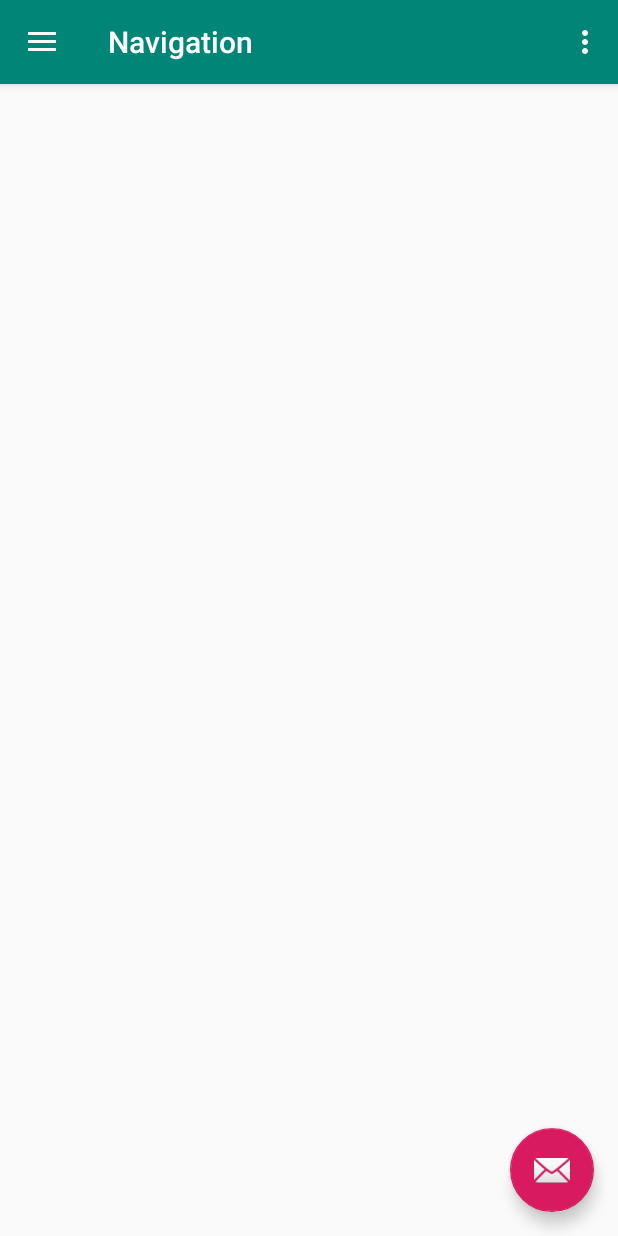
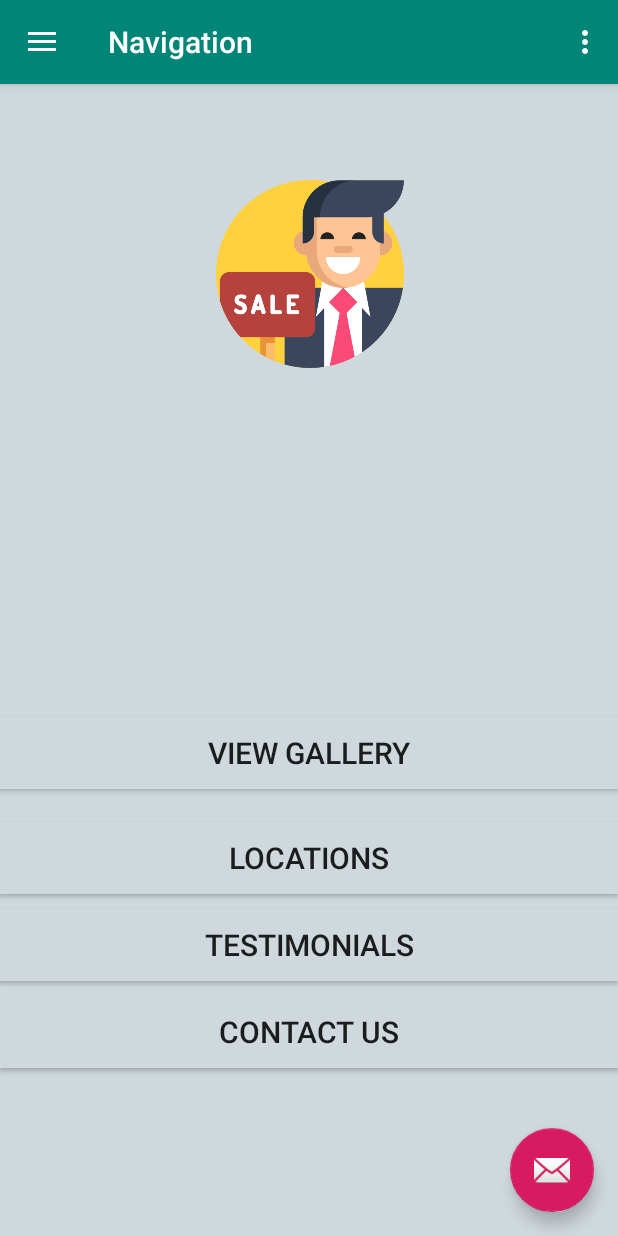
Before and after one commit to FullFrontal92/aRealEstate, an Android app: the Navigation screen opened directly, with no data from a screen before it, in the side drawer, after a tap on "Tools", on a phone screen of 412 x 824 dp. Run offline under Robolectric (Android 15) with nearby library versions, the phone set to English and light mode, and no system bars.

Commit message:
other screen done

```diff
--- a/app/src/main/java/com/example/adambenyahia/podbuilders/MainActivity.java
+++ b/app/src/main/java/com/example/adambenyahia/podbuilders/MainActivity.java
@@ -1,5 +1,6 @@
 package com.example.adambenyahia.podbuilders;
 
+import android.content.Intent;
 import android.os.Bundle;
 import android.support.design.widget.FloatingActionButton;
 import android.support.design.widget.Snackbar;
@@ -43,6 +44,8 @@ public class MainActivity extends AppCompatActivity {
 
         if (email.equals(authmail) && pass.equals(authpass)){
 
+            Intent intent = new Intent(this,Navigation.class);
+            startActivity(intent);
 
         }
         else {
--- a/app/src/main/java/com/example/adambenyahia/podbuilders/Navigation.java
+++ b/app/src/main/java/com/example/adambenyahia/podbuilders/Navigation.java
@@ -80,13 +80,13 @@ public class Navigation extends AppCompatActivity
         // Handle navigation view item clicks here.
         int id = item.getItemId();
 
-        if (id == R.id.nav_camera) {
+        if (id == R.id.view_gallery) {
             // Handle the camera action
-        } else if (id == R.id.nav_gallery) {
+        } else if (id == R.id.our_locations) {
 
-        } else if (id == R.id.nav_slideshow) {
+        } else if (id == R.id.testimonials) {
 
-        } else if (id == R.id.nav_manage) {
+        } else if (id == R.id.contact) {
 
         } else if (id == R.id.nav_share) {
 
--- a/app/src/main/res/layout/content_navigation.xml
+++ b/app/src/main/res/layout/content_navigation.xml
@@ -4,8 +4,72 @@
     xmlns:tools="http://schemas.android.com/tools"
     android:layout_width="match_parent"
     android:layout_height="match_parent"
+    android:background="#CFD8DC"
     app:layout_behavior="@string/appbar_scrolling_view_behavior"
     tools:context=".Navigation"
     tools:showIn="@layout/app_bar_navigation">
 
+    <ImageView
+        android:id="@+id/imageView2"
+        android:layout_width="125dp"
+        android:layout_height="125dp"
+        android:layout_marginStart="8dp"
+        android:layout_marginTop="64dp"
+        android:layout_marginEnd="8dp"
+        app:layout_constraintEnd_toEndOf="parent"
+        app:layout_constraintHorizontal_bias="0.502"
+        app:layout_constraintStart_toStartOf="parent"
+        app:layout_constraintTop_toTopOf="parent"
+        app:srcCompat="@drawable/estate_agent" />
+
+    <Button
+        android:id="@+id/button2"
+        android:layout_width="match_parent"
+        android:layout_height="wrap_content"
+        android:layout_marginTop="10dp"
+        android:layout_marginBottom="2dp"
+        android:background="#CFD8DC"
+        android:text="View Gallery"
+        android:onClick="viewgallery"
+        android:textSize="20sp"
+        app:layout_constraintBottom_toTopOf="@+id/button3"
+        app:layout_constraintTop_toBottomOf="@+id/imageView2"
+        app:layout_constraintVertical_bias="0.918"
+        tools:layout_editor_absoluteX="0dp" />
+
+    <Button
+        android:id="@+id/button3"
+        android:layout_width="match_parent"
+        android:layout_height="wrap_content"
+        android:layout_marginBottom="10dp"
+        android:background="#CFD8DC"
+        android:text="Locations"
+        android:onClick="locations"
+        android:textSize="20sp"
+        app:layout_constraintBottom_toTopOf="@+id/button4"
+        tools:layout_editor_absoluteX="0dp" />
+
+    <Button
+        android:id="@+id/button4"
+        android:layout_width="match_parent"
+        android:layout_height="wrap_content"
+        android:layout_marginBottom="10dp"
+        android:background="#CFD8DC"
+        android:text="Testimonials"
+        android:onClick="testimonials"
+        android:textSize="20sp"
+        app:layout_constraintBottom_toTopOf="@+id/button5"
+        tools:layout_editor_absoluteX="0dp" />
+
+    <Button
+        android:id="@+id/button5"
+        android:layout_width="match_parent"
+        android:layout_height="wrap_content"
+        android:layout_marginBottom="112dp"
+        android:background="#CFD8DC"
+        android:text="Contact Us"
+        android:onClick="contactus"
+        android:textSize="20sp"
+        app:layout_constraintBottom_toBottomOf="parent"
+        tools:layout_editor_absoluteX="0dp" />
 </android.support.constraint.ConstraintLayout>
--- a/app/src/main/res/layout/nav_header_navigation.xml
+++ b/app/src/main/res/layout/nav_header_navigation.xml
@@ -3,7 +3,7 @@
     xmlns:app="http://schemas.android.com/apk/res-auto"
     android:layout_width="match_parent"
     android:layout_height="@dimen/nav_header_height"
-    android:background="@drawable/side_nav_bar"
+    android:background="#CFD8DC"
     android:gravity="bottom"
     android:orientation="vertical"
     android:paddingLeft="@dimen/activity_horizontal_margin"
@@ -14,23 +14,23 @@
 
     <ImageView
         android:id="@+id/imageView"
-        android:layout_width="wrap_content"
-        android:layout_height="wrap_content"
+        android:layout_width="75dp"
+        android:layout_height="75dp"
         android:contentDescription="@string/nav_header_desc"
         android:paddingTop="@dimen/nav_header_vertical_spacing"
-        app:srcCompat="@mipmap/ic_launcher_round" />
+        android:src="@drawable/estate_agent" />
 
     <TextView
         android:layout_width="match_parent"
         android:layout_height="wrap_content"
         android:paddingTop="@dimen/nav_header_vertical_spacing"
-        android:text="@string/nav_header_title"
+        android:text="PODBuilders"
         android:textAppearance="@style/TextAppearance.AppCompat.Body1" />
 
     <TextView
         android:id="@+id/textView"
         android:layout_width="wrap_content"
         android:layout_height="wrap_content"
-        android:text="@string/nav_header_subtitle" />
+        android:text="POD@builders.com" />
 
 </LinearLayout>
--- a/app/src/main/res/menu/activity_navigation_drawer.xml
+++ b/app/src/main/res/menu/activity_navigation_drawer.xml
@@ -5,20 +5,16 @@
 
     <group android:checkableBehavior="single">
         <item
-            android:id="@+id/nav_camera"
-            android:icon="@drawable/ic_menu_camera"
+            android:id="@+id/view_gallery"
             android:title="Import" />
         <item
-            android:id="@+id/nav_gallery"
-            android:icon="@drawable/ic_menu_gallery"
+            android:id="@+id/our_locations"
             android:title="Gallery" />
         <item
-            android:id="@+id/nav_slideshow"
-            android:icon="@drawable/ic_menu_slideshow"
+            android:id="@+id/testimonials"
             android:title="Slideshow" />
         <item
-            android:id="@+id/nav_manage"
-            android:icon="@drawable/ic_menu_manage"
+            android:id="@+id/contact"
             android:title="Tools" />
     </group>
 
```
Also changed, not shown: app/src/main/res/drawable/estate_agent.png (added).
